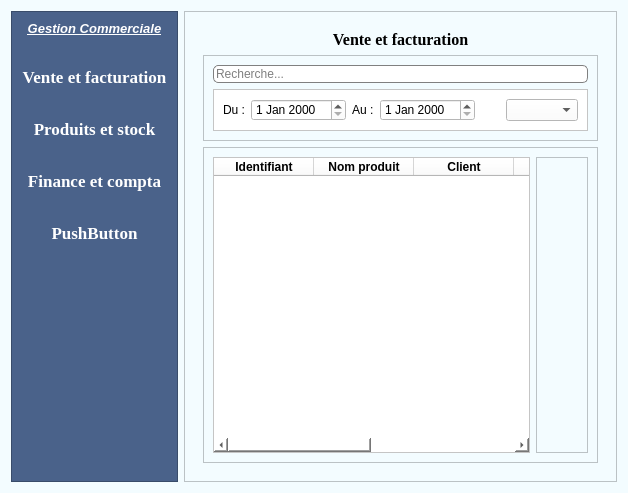
Before: the Qt Designer form app.ui in Totelof10/tsena, drawn with Qt 5.
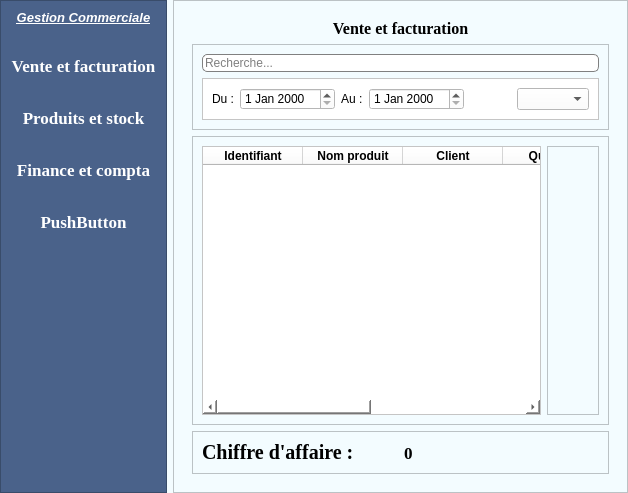
After: the same form once the commit is applied. Icons and pictures are not drawn.

Diff of the .ui file:
```diff
--- a/app.ui
+++ b/app.ui
@@ -17,6 +17,18 @@
    <string notr="true">background-color: #F3FCFF</string>
   </property>
   <layout class="QHBoxLayout" name="horizontalLayout_2">
+   <property name="leftMargin">
+    <number>0</number>
+   </property>
+   <property name="topMargin">
+    <number>0</number>
+   </property>
+   <property name="rightMargin">
+    <number>0</number>
+   </property>
+   <property name="bottomMargin">
+    <number>0</number>
+   </property>
    <item>
     <widget class="QFrame" name="frame">
      <property name="styleSheet">
@@ -236,7 +248,7 @@
             </property>
             <layout class="QVBoxLayout" name="verticalLayout_7">
              <item>
-              <widget class="QLineEdit" name="lineEdit">
+              <widget class="QLineEdit" name="lineEditRecherche">
                <property name="styleSheet">
                 <string notr="true">QLineEdit{
 	border: 1px solid grey;
@@ -273,7 +285,7 @@
                  </widget>
                 </item>
                 <item>
-                 <widget class="QDateEdit" name="dateEdit"/>
+                 <widget class="QDateEdit" name="dateEditDebut"/>
                 </item>
                 <item>
                  <widget class="QLabel" name="label_5">
@@ -283,7 +295,7 @@
                  </widget>
                 </item>
                 <item>
-                 <widget class="QDateEdit" name="dateEdit_2"/>
+                 <widget class="QDateEdit" name="dateEditFin"/>
                 </item>
                 <item>
                  <spacer name="horizontalSpacer_2">
@@ -299,7 +311,7 @@
                  </spacer>
                 </item>
                 <item>
-                 <widget class="QComboBox" name="comboBox"/>
+                 <widget class="QComboBox" name="comboBoxClient"/>
                 </item>
                </layout>
               </widget>
@@ -502,6 +514,46 @@
             </layout>
            </widget>
           </item>
+          <item>
+           <widget class="QFrame" name="frame_10">
+            <property name="frameShape">
+             <enum>QFrame::Shape::StyledPanel</enum>
+            </property>
+            <property name="frameShadow">
+             <enum>QFrame::Shadow::Raised</enum>
+            </property>
+            <layout class="QHBoxLayout" name="horizontalLayout_6">
+             <item>
+              <widget class="QLabel" name="label_6">
+               <property name="font">
+                <font>
+                 <family>Times New Roman</family>
+                 <pointsize>15</pointsize>
+                 <bold>true</bold>
+                </font>
+               </property>
+               <property name="text">
+                <string>Chiffre d'affaire :</string>
+               </property>
+              </widget>
+             </item>
+             <item>
+              <widget class="QLabel" name="labelCA">
+               <property name="font">
+                <font>
+                 <family>Times New Roman</family>
+                 <pointsize>13</pointsize>
+                 <bold>true</bold>
+                </font>
+               </property>
+               <property name="text">
+                <string>0</string>
+               </property>
+              </widget>
+             </item>
+            </layout>
+           </widget>
+          </item>
          </layout>
         </widget>
         <widget class="QWidget" name="page_stock">
```
